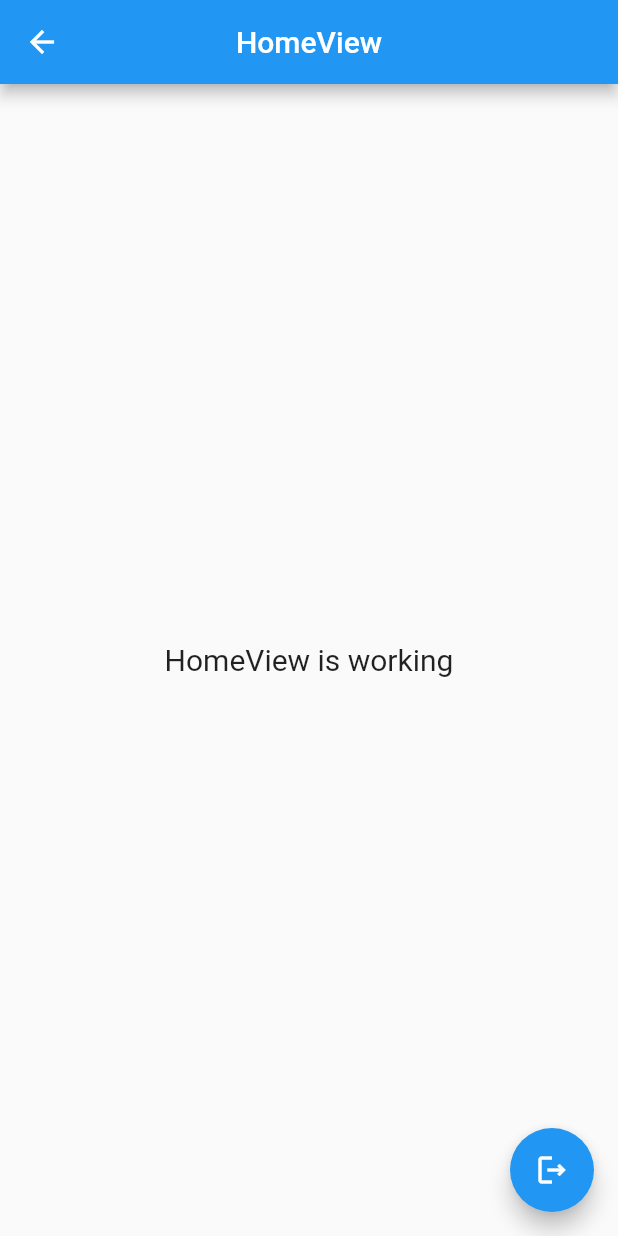
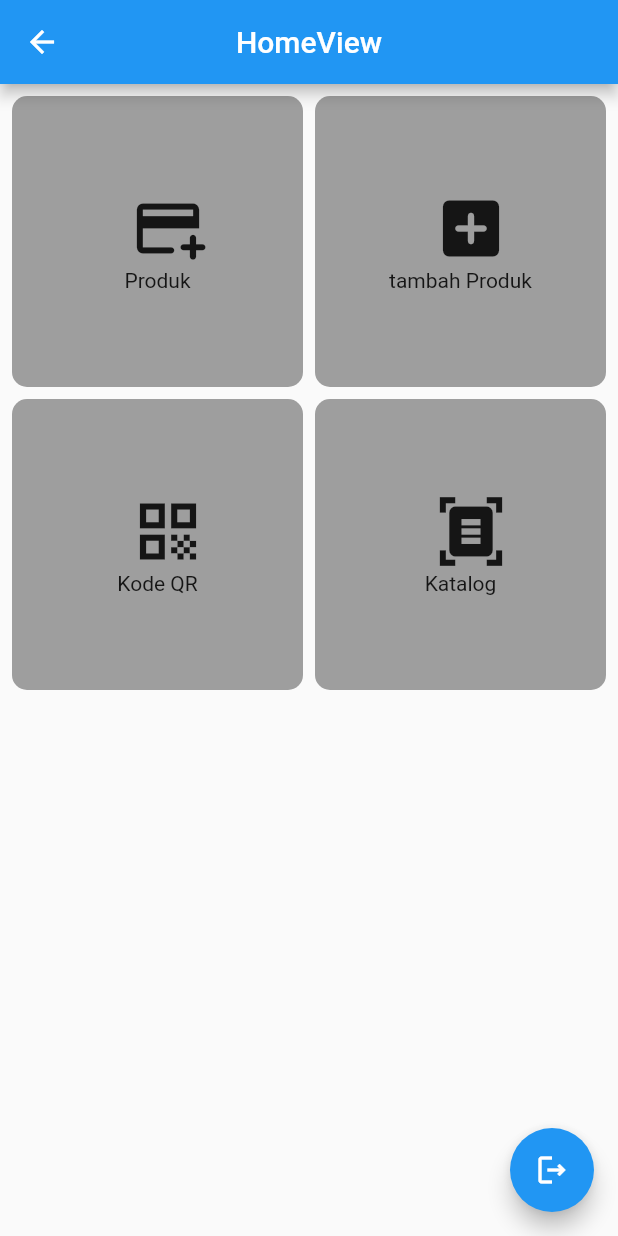
Before and after one commit to kfahmi77/qr_code_firebase, a Flutter app: the HomeView screen opened by its route, on a phone screen of 412 x 824 dp. Run offline on Flutter 3.47's test engine with Material 2 defaults, Android fonts, the phone set to English and light mode, and no system bars; our stand-ins replace firebase_auth, firebase_core, get; accounts and stored records are empty; network calls fail.

```diff
--- a/lib/app/modules/home/views/home_view.dart
+++ b/lib/app/modules/home/views/home_view.dart
@@ -1,8 +1,8 @@
 import 'package:flutter/material.dart';
 import 'package:get/get.dart';
-import 'package:qr_code_firebase/app/controllers/auth_controller.dart';
-import 'package:qr_code_firebase/app/routes/app_pages.dart';
 
+import '../../../controllers/auth_controller.dart';
+import '../../../routes/app_pages.dart';
 import '../controllers/home_controller.dart';
 
 class HomeView extends GetView<HomeController> {
@@ -16,11 +16,68 @@ class HomeView extends GetView<HomeController> {
         title: const Text('HomeView'),
         centerTitle: true,
       ),
-      body: const Center(
-        child: Text(
-          'HomeView is working',
-          style: TextStyle(fontSize: 20),
+      body: GridView.builder(
+        gridDelegate: const SliverGridDelegateWithFixedCrossAxisCount(
+          crossAxisCount: 2,
+          mainAxisSpacing: 8,
+          crossAxisSpacing: 8,
         ),
+        padding: const EdgeInsets.all(8),
+        itemCount: 4,
+        itemBuilder: (BuildContext context, int index) {
+          late String title;
+          late IconData icon;
+
+          late VoidCallback ontap;
+          switch (index) {
+            case 0:
+              title = 'Produk';
+              icon = Icons.add_card_rounded;
+              ontap = () => Get.toNamed(Routes.products);
+              break;
+            case 1:
+              title = 'tambah Produk';
+              ontap = () => Get.toNamed(Routes.addProducts);
+              icon = Icons.add_box_rounded;
+              break;
+            case 2:
+              title = 'Kode QR';
+              ontap = () => print('qr code');
+              icon = Icons.qr_code;
+              break;
+            case 3:
+              title = 'Katalog';
+              icon = Icons.document_scanner;
+              ontap = () => print('katalog');
+              break;
+            default:
+          }
+          return Material(
+            color: Colors.grey,
+            borderRadius: BorderRadius.circular(10),
+            child: InkWell(
+              borderRadius: BorderRadius.circular(10),
+              onTap: () => ontap(),
+              child: Column(
+                mainAxisAlignment: MainAxisAlignment.center,
+                children: [
+                  SizedBox(
+                    width: 36,
+                    height: 36,
+                    child: Icon(
+                      icon,
+                      size: 50,
+                    ),
+                  ),
+                  const SizedBox(
+                    height: 16,
+                  ),
+                  Text(title),
+                ],
+              ),
+            ),
+          );
+        },
       ),
       floatingActionButton: FloatingActionButton(
         onPressed: () async {
--- a/lib/app/modules/loading/loading_screen.dart
+++ b/lib/app/modules/loading/loading_screen.dart
@@ -1,6 +1,4 @@
 import 'package:flutter/material.dart';
-import 'package:flutter/src/widgets/framework.dart';
-import 'package:flutter/src/widgets/placeholder.dart';
 
 class LoadingScreen extends StatelessWidget {
   const LoadingScreen({super.key});
--- a/lib/app/modules/products/views/products_view.dart
+++ b/lib/app/modules/products/views/products_view.dart
@@ -1,5 +1,4 @@
 import 'package:flutter/material.dart';
-
 import 'package:get/get.dart';
 
 import '../controllers/products_controller.dart';
--- a/pubspec.yaml
+++ b/pubspec.yaml
@@ -12,6 +12,7 @@ dependencies:
     sdk: flutter
   firebase_core: ^2.6.1
   firebase_auth: ^4.2.8
+  cloud_firestore: ^4.4.2
 
 dev_dependencies:
   flutter_lints: 2.0.1
```
Also changed, not shown: lib/app/modules/add_products/controllers/add_products_controller.dart (+1 -19 lines), lib/app/modules/add_products/views/add_products_view.dart (+63 -5 lines), lib/app/modules/login/views/login_view.dart (+6 -5 lines), lib/main.dart (+3 -4 lines), pubspec.lock, 1 other file.
